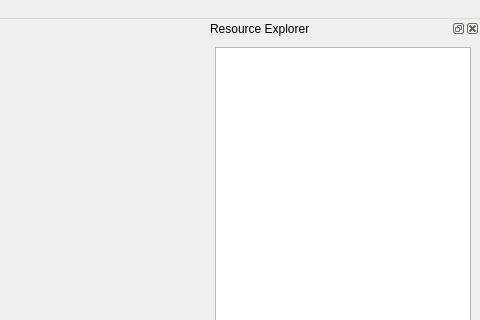
First picture: the form in scwx-qt/source/scwx/qt/main/main_window.ui, repository dpaulat/supercell-wx, before the edit; both pictures show x 544 to 1024 and y 0 to 320 of the 1024 by 768 pixel window.
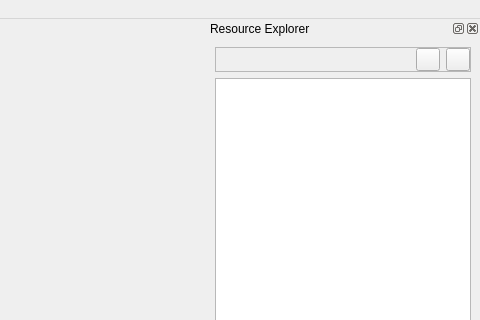
Second picture: the form after the edit. Icons and pictures are not drawn.

Commit message: Resource explorer expand/collapse all buttons

The edit to the form file:
```diff
--- a/scwx-qt/source/scwx/qt/main/main_window.ui
+++ b/scwx-qt/source/scwx/qt/main/main_window.ui
@@ -234,6 +234,65 @@
    </attribute>
    <widget class="QWidget" name="dockWidgetContents">
     <layout class="QVBoxLayout" name="verticalLayout_3">
+     <item>
+      <widget class="QFrame" name="frame">
+       <property name="frameShape">
+        <enum>QFrame::StyledPanel</enum>
+       </property>
+       <property name="frameShadow">
+        <enum>QFrame::Raised</enum>
+       </property>
+       <layout class="QHBoxLayout" name="horizontalLayout">
+        <property name="leftMargin">
+         <number>0</number>
+        </property>
+        <property name="topMargin">
+         <number>0</number>
+        </property>
+        <property name="rightMargin">
+         <number>0</number>
+        </property>
+        <property name="bottomMargin">
+         <number>0</number>
+        </property>
+        <item>
+         <spacer name="horizontalSpacer">
+          <property name="orientation">
+           <enum>Qt::Horizontal</enum>
+          </property>
+          <property name="sizeHint" stdset="0">
+           <size>
+            <width>193</width>
+            <height>20</height>
+           </size>
+          </property>
+         </spacer>
+        </item>
+        <item>
+         <widget class="QToolButton" name="resourceTreeExpandAllButton">
+          <property name="toolTip">
+           <string>Expand All</string>
+          </property>
+          <property name="icon">
+           <iconset resource="../../../../scwx-qt.qrc">
+            <normaloff>:/res/icons/font-awesome-6/square-plus-regular.svg</normaloff>:/res/icons/font-awesome-6/square-plus-regular.svg</iconset>
+          </property>
+         </widget>
+        </item>
+        <item>
+         <widget class="QToolButton" name="resourceTreeCollapseAllButton">
+          <property name="toolTip">
+           <string>Collapse All</string>
+          </property>
+          <property name="icon">
+           <iconset resource="../../../../scwx-qt.qrc">
+            <normaloff>:/res/icons/font-awesome-6/square-minus-regular.svg</normaloff>:/res/icons/font-awesome-6/square-minus-regular.svg</iconset>
+          </property>
+         </widget>
+        </item>
+       </layout>
+      </widget>
+     </item>
      <item>
       <widget class="QTreeView" name="resourceTreeView"/>
      </item>
```
Left out of the diff: 4 changed lines with no effect on the pictures. The commit also changes 5 other files.
